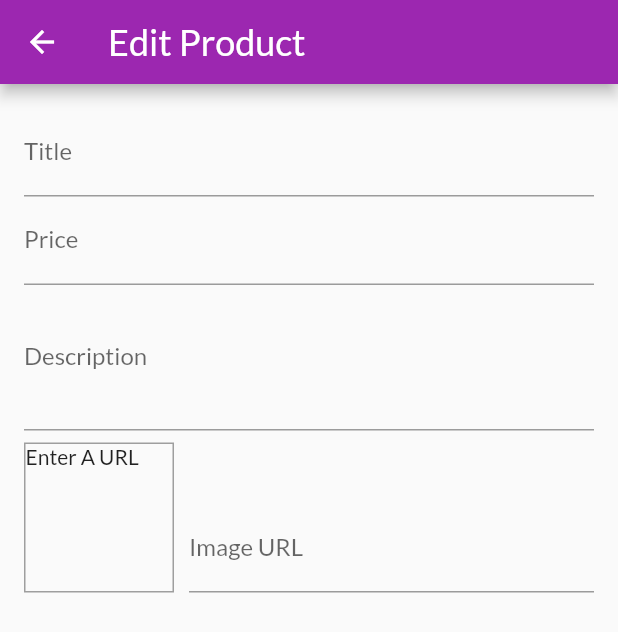
After one commit to bryt3r/myshop, a Flutter app: the EditProductScreen screen opened by its route, on a phone screen of 412 x 824 dp. The commit adds this screen. Shown: the top 632 px of the screen. Run offline on Flutter 3.47's test engine with Material 2 defaults, Android fonts, the phone set to English and light mode, and no system bars; network calls fail.

Commit message:
add products form

```diff
--- /dev/null
+++ b/lib/screens/edit_product_screen.dart
@@ -0,0 +1,114 @@
+import 'package:flutter/material.dart';
+
+class EditProductScreen extends StatefulWidget {
+  static const routeName = '/edit-product';
+  const EditProductScreen({Key? key}) : super(key: key);
+
+  @override
+  _EditProductScreenState createState() => _EditProductScreenState();
+}
+
+class _EditProductScreenState extends State<EditProductScreen> {
+  final _priceFocusNode = FocusNode();
+  final _descriptionFocusNode = FocusNode();
+  final _imageUrlController = TextEditingController();
+  final _imageUrlFocusNode = FocusNode();
+
+  void _updateImageUrl() {
+    if (!_imageUrlFocusNode.hasFocus) {
+      setState(() {});
+    }
+  }
+
+  @override
+  void initState() {
+    _imageUrlFocusNode.addListener(_updateImageUrl);
+    super.initState();
+  }
+
+  @override
+  void dispose() {
+    _priceFocusNode.dispose();
+    _descriptionFocusNode.dispose();
+    _imageUrlController.dispose();
+    _imageUrlFocusNode.removeListener(_updateImageUrl);
+    _imageUrlFocusNode.dispose();
+    super.dispose();
+  }
+
+  @override
+  Widget build(BuildContext context) {
+    return Scaffold(
+      appBar: AppBar(
+        title: const Text('Edit Product'),
+      ),
+      body: Padding(
+        padding: const EdgeInsets.all(16.0),
+        child: Form(
+            child: ListView(
+          children: [
+            TextFormField(
+              decoration: const InputDecoration(
+                labelText: 'Title',
+              ),
+              textInputAction: TextInputAction.next,
+              onFieldSubmitted: (_) {
+                FocusScope.of(context).requestFocus(_priceFocusNode);
+              },
+            ),
+            TextFormField(
+              decoration: const InputDecoration(
+                labelText: 'Price',
+              ),
+              textInputAction: TextInputAction.next,
+              keyboardType: TextInputType.number,
+              focusNode: _priceFocusNode,
+              onFieldSubmitted: (_) {
+                FocusScope.of(context).requestFocus(_descriptionFocusNode);
+              },
+            ),
+            TextFormField(
+              decoration: const InputDecoration(
+                labelText: 'Description',
+              ),
+              maxLines: 3,
+              keyboardType: TextInputType.multiline,
+              focusNode: _descriptionFocusNode,
+            ),
+            Row(
+              crossAxisAlignment: CrossAxisAlignment.end,
+              children: [
+                Container(
+                  width: 100,
+                  height: 100,
+                  margin: const EdgeInsets.only(top: 8, right: 10),
+                  decoration: BoxDecoration(
+                      border: Border.all(width: 1, color: Colors.grey)),
+                  child: _imageUrlController.text.isEmpty
+                      ? const Text('Enter A URL')
+                      : FittedBox(
+                          child: Image.network(
+                          _imageUrlController.text,
+                          fit: BoxFit.cover,
+                        )),
+                ),
+                Expanded(
+                  child: TextFormField(
+                    decoration: const InputDecoration(labelText: 'Image URL'),
+                    keyboardType: TextInputType.url,
+                    textInputAction: TextInputAction.done,
+                    controller: _imageUrlController,
+                    focusNode: _imageUrlFocusNode,
+                    onEditingComplete: () {
+                      setState(() {});
+                    },
+                  ),
+                )
+              ],
+            ),
+          ],
+        )),
+      ),
+    );
+  }
+}
--- a/lib/widgets/app_drawer.dart
+++ b/lib/widgets/app_drawer.dart
@@ -1,4 +1,5 @@
 import 'package:flutter/material.dart';
+import '../screens/user_products_screen.dart';
 import '../screens/orders_screen.dart';
 
 class AppDrawer extends StatelessWidget {
@@ -29,6 +30,14 @@ class AppDrawer extends StatelessWidget {
               Navigator.of(context).pushReplacementNamed(OrdersScreen.routeName);
             },
           ),
+         const Divider(),
+          ListTile(
+            leading: const Icon(Icons.edit),
+            title: const Text('Manage Products'),
+            onTap: () {
+              Navigator.of(context).pushReplacementNamed(UserProductsScreen.routeName);
+            },
+          ),
         ],
       ),
     );
--- a/lib/widgets/product_item.dart
+++ b/lib/widgets/product_item.dart
@@ -5,6 +5,8 @@ import '../providers/product.dart';
 import '../screens/product_detail_screen.dart';
 
 class ProductItem extends StatelessWidget {
+  const ProductItem({Key? key}) : super(key: key);
+
   // final String id;
   // final String title;
   // final String imageUrl;
--- /dev/null
+++ b/lib/widgets/user_product_item.dart
@@ -0,0 +1,24 @@
+import 'package:flutter/material.dart';
+
+class UserProductItem extends StatelessWidget {
+  final String title;
+  final String imageUrl;
+  const UserProductItem({ Key? key,required this.title,required this.imageUrl }) : super(key: key);
+
+  @override
+  Widget build(BuildContext context) {
+    return ListTile(
+      title: Text(title),
+      leading: CircleAvatar(backgroundImage: NetworkImage(imageUrl)),
+      trailing: Container(
+        width: 100,
+        child: Row(
+          children: [
+            IconButton(onPressed: (){}, icon: Icon(Icons.edit, color: Theme.of(context).primaryColor)),
+            IconButton(onPressed: (){}, icon: Icon(Icons.delete, color: Theme.of(context).errorColor)),
+          ],
+        ),
+      ),
+    );
+  }
+}
```
Also changed, not shown: lib/main.dart (+7 -3 lines), lib/screens/user_products_screen.dart (added, +42 -0 lines).
